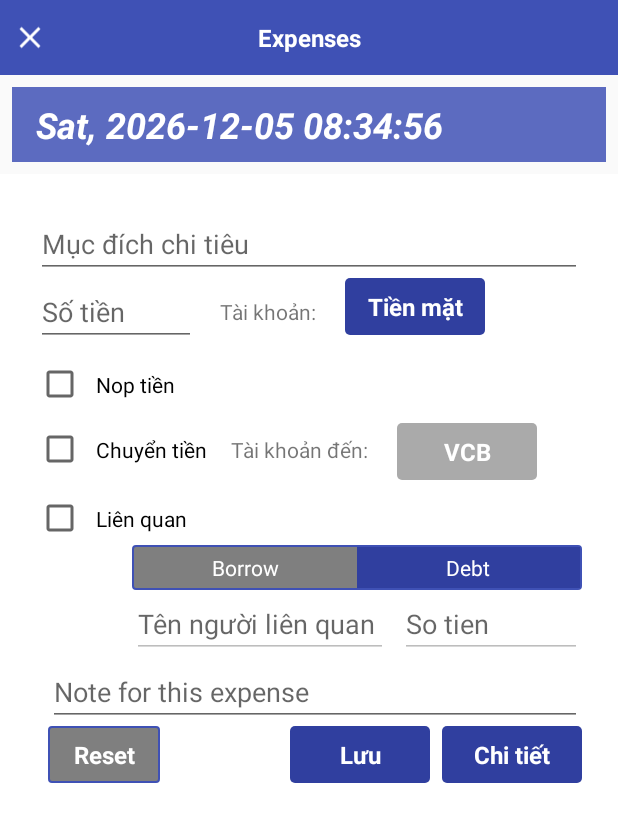
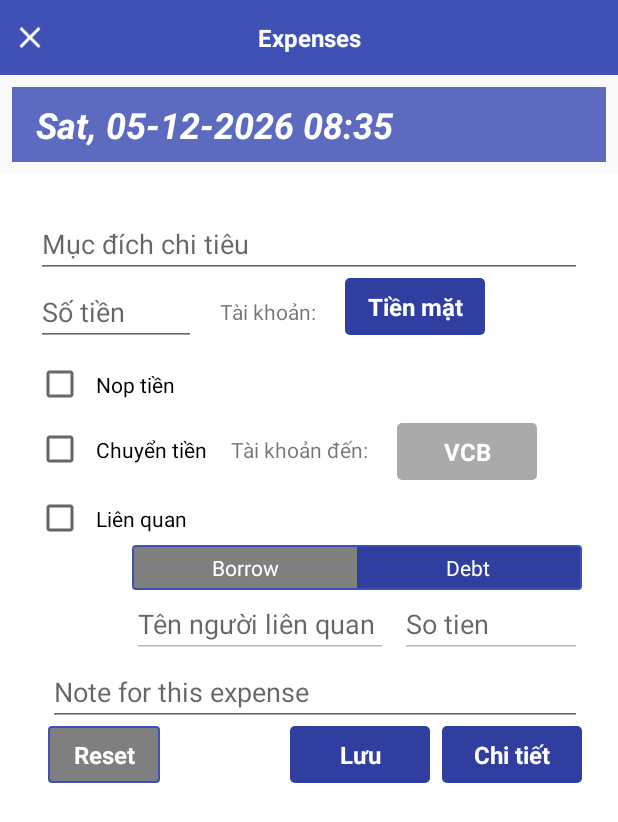
Before and after one commit to thanhtd1987/heogiutien, an Android app: the CreateExpenseActivity screen opened directly, with no data from a screen before it, on a phone screen of 412 x 824 dp. Shown: the top 822 px of the screen. Run offline under Robolectric (Android 15) with nearby library versions, the phone set to English and light mode, and no system bars; 2 statements that could not run were skipped.

```diff
--- a/app/src/main/java/com/funworld/heogiutien/features/expense/create/CreateExpenseActivity.kt
+++ b/app/src/main/java/com/funworld/heogiutien/features/expense/create/CreateExpenseActivity.kt
@@ -10,9 +10,12 @@ import android.support.design.widget.Snackbar
 import android.support.v7.app.AppCompatActivity
 import android.support.v7.widget.LinearLayoutManager
 import android.support.v7.widget.RecyclerView
+import android.text.Editable
+import android.text.TextWatcher
 import android.view.View
 import android.view.Window
 import com.funworld.heogiutien.R
+import com.funworld.heogiutien.common.utils.Utils
 import com.funworld.heogiutien.data.dao.Resource
 import com.funworld.heogiutien.data.helper.ExpenseHelper
 import kotlinx.android.synthetic.main.activity_expense_create.*
@@ -45,17 +48,17 @@ class CreateExpenseActivity : AppCompatActivity(), View.OnClickListener{
                         okListener = { _ -> onBackPressed() })
             }
 
+            R.id.rl_create_expense -> { Utils.hideKeyboard(this, et_expense_purpose) }
+
             R.id.tv_expense_time -> {
                 //TODO: do action change date time
             }
 
             R.id.tv_expense_account -> {
-                //TODO: open dialog list of account for selecting
                 selectResource(mSelectedResource, listener = { resource -> onSelectedAccountChanged(resource) })
             }
 
             R.id.tv_expense_to_account -> {
-                //TODO: open dialog list of account for selecting
                 selectResource(mDestinationResource, listener = { resource -> onDestinationAccountChanged(resource) })
             }
 
@@ -96,9 +99,8 @@ class CreateExpenseActivity : AppCompatActivity(), View.OnClickListener{
     }
 
     private fun initView(){
-        val formatter = DateTimeFormat.forPattern("EEE, yyyy-MM-dd HH:mm:ss")
-        val dt = DateTime.now()
-        tv_expense_time.text = formatter.print(dt)
+        val formatter = DateTimeFormat.forPattern("EEE, dd-MM-yyyy HH:mm")
+        tv_expense_time.text = formatter.print(DateTime.now())
 
         onSelectedAccountChanged(accounts[0])
         onDestinationAccountChanged(accounts[0])
@@ -107,6 +109,7 @@ class CreateExpenseActivity : AppCompatActivity(), View.OnClickListener{
 
     private fun initViewAction(){
         iv_close.setOnClickListener(this)
+        rl_create_expense.setOnClickListener(this)
         tv_expense_time.setOnClickListener(this)
         tv_expense_account.setOnClickListener(this)
         tv_expense_to_account.setOnClickListener(this)
@@ -123,6 +126,20 @@ class CreateExpenseActivity : AppCompatActivity(), View.OnClickListener{
             et_expense_related_name.isEnabled = isChecked
             et_expense_related_amount.isEnabled = isChecked
         }
+
+        et_expense_amount.addTextChangedListener(object : TextWatcher {
+            override fun onTextChanged(s: CharSequence, start: Int, before: Int, count: Int) {
+                // TODO Auto-generated method stub
+            }
+
+            override fun beforeTextChanged(s: CharSequence, start: Int, count: Int, after: Int) {
+                // TODO Auto-generated method stub
+            }
+
+            override fun afterTextChanged(view: Editable) {
+                //TODO display number with comma
+            }
+        })
     }
 
     private fun onSelectedAccountChanged(resource: Resource){
--- a/app/src/main/res/layout/activity_expense_create.xml
+++ b/app/src/main/res/layout/activity_expense_create.xml
@@ -40,6 +40,7 @@
         android:background="@color/white">
 
         <RelativeLayout
+            android:id="@+id/rl_create_expense"
             android:layout_width="match_parent"
             android:layout_height="wrap_content"
             android:layout_margin="@dimen/gap_small"
```
